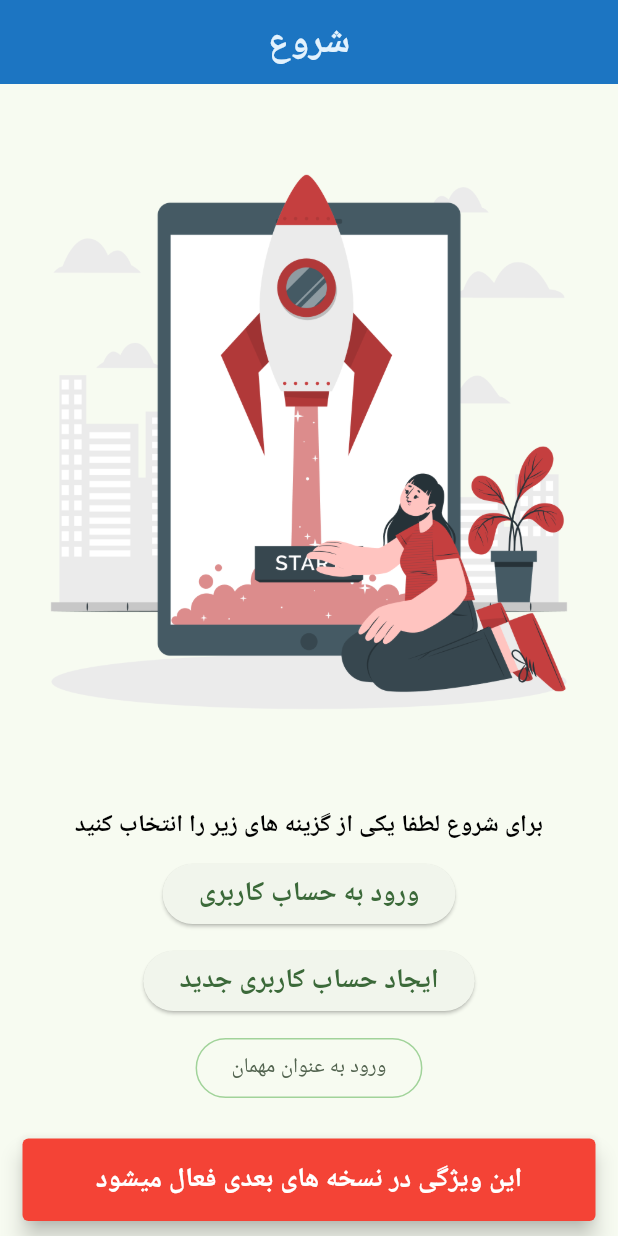
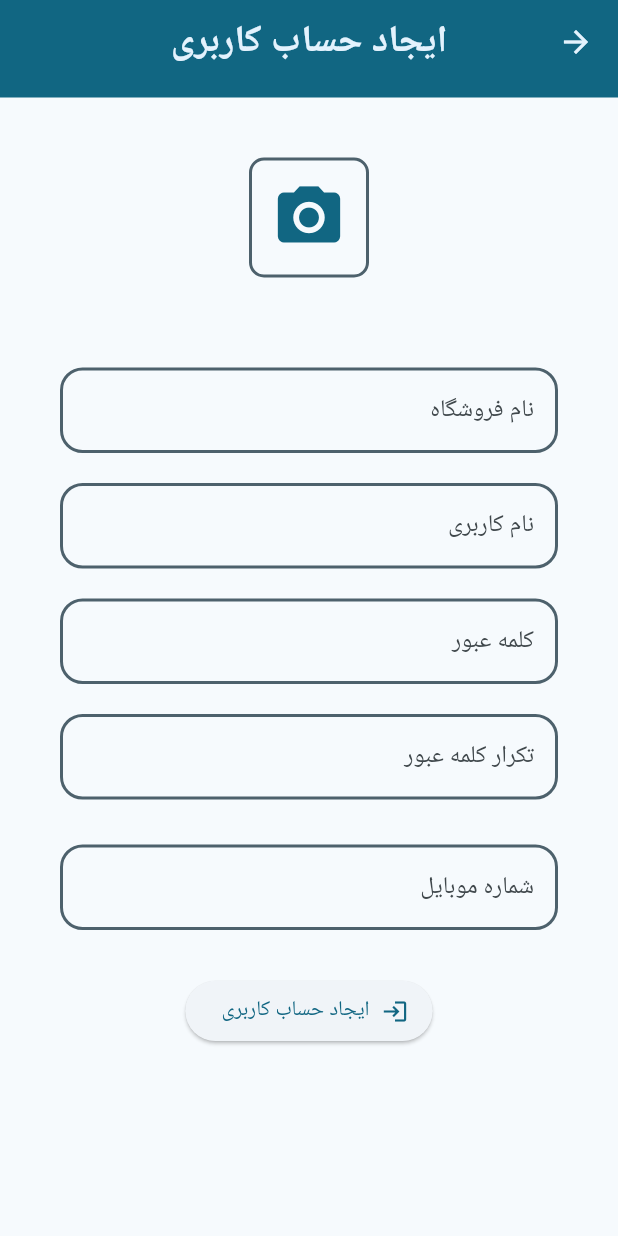
Before and after one commit to iam-hosseindarvishi/sell_pro, a Flutter app: the screen it shows after launch, after a tap on "ایجاد حساب کاربری جدید", on a phone screen of 412 x 824 dp. Run offline on Flutter 3.47's test engine with Material 3 defaults, Android fonts, the phone set to English and light mode, and no system bars.

Commit message:
feat: install image_picker , clean starter appbar

```diff
--- a/lib/main.dart
+++ b/lib/main.dart
@@ -31,7 +31,7 @@ class MyApp extends StatelessWidget {
         //
         // This works for code too, not just values: Most code changes can be
         // tested with just a hot reload.
-        colorScheme: ColorScheme.fromSeed(seedColor: Colors.green),
+        colorScheme: ColorScheme.fromSeed(seedColor: Colors.blueGrey),
         useMaterial3: true,
       ),
       home: const SplashScreenPage(),
--- /dev/null
+++ b/lib/src/features/auth/pages/register_page.dart
@@ -0,0 +1,135 @@
+import 'package:flutter/material.dart';
+import 'package:sell_pro/src/shared/widgets/start_app_bar.dart';
+
+import '../../../shared/widgets/app_text_field.dart';
+
+class RegisterPage extends StatelessWidget {
+  const RegisterPage({super.key});
+
+  @override
+  Widget build(BuildContext context) {
+    return SafeArea(
+      child: Directionality(
+          textDirection: TextDirection.rtl,
+          child: Scaffold(
+            appBar: StartAppBar(
+              title: "ایجاد حساب کاربری",
+            ),
+            body: Padding(
+              padding:
+                  const EdgeInsets.symmetric(vertical: 40.0, horizontal: 40.0),
+              child: SingleChildScrollView(
+                child: Column(children: [
+                  // iamge or logo picker
+                  InkWell(
+                    child: Container(
+                      width: 80.0,
+                      height: 80.0,
+                      decoration: BoxDecoration(
+                          borderRadius: BorderRadius.circular(10.0),
+                          border: Border.all(
+                              width: 2,
+                              color: Theme.of(context).colorScheme.secondary)),
+                      child: Center(
+                        child: Icon(
+                          size: 50.0,
+                          Icons.camera_alt,
+                          color: Theme.of(context).primaryColor,
+                        ),
+                      ),
+                    ),
+                    onTap: () {
+                      showDialog(
+                        context: context,
+                        builder: (context) {
+                          return Dialog(
+                            child: Padding(
+                              padding: const EdgeInsets.symmetric(
+                                  vertical: 10.0, horizontal: 10.0),
+                              child: Row(
+                                crossAxisAlignment: CrossAxisAlignment.center,
+                                mainAxisAlignment:
+                                    MainAxisAlignment.spaceAround,
+                                children: [
+                                  // import from gallery
+                                  InkWell(
+                                    child: Column(
+                                      mainAxisSize: MainAxisSize.min,
+                                      children: [
+                                        Icon(
+                                          size: 50.0,
+                                          Icons.photo_camera,
+                                          color: Theme.of(context).primaryColor,
+                                        ),
+                                        const Text("دوربین")
+                                      ],
+                                    ),
+                                  ),
+                                  // import from camera
+                                  InkWell(
+                                    child: Column(
+                                      mainAxisSize: MainAxisSize.min,
+                                      mainAxisAlignment:
+                                          MainAxisAlignment.spaceBetween,
+                                      children: [
+                                        Icon(
+                                          size: 50.0,
+                                          Icons.photo_library,
+                                          color: Theme.of(context).primaryColor,
+                                        ),
+                                        const Text("گالری")
+                                      ],
+                                    ),
+                                  ),
+                                ],
+                              ),
+                            ),
+                          );
+                        },
+                      );
+                    },
+                  ),
+                  const SizedBox(height: 60.0),
+                  // shop name field
+                  AppTextField(
+                      hintText: "نام فروشگاه",
+                      keyboardType: TextInputType.name),
+                  const SizedBox(height: 20.0),
+                  // user name field
+                  AppTextField(
+                      hintText: "نام کاربری", keyboardType: TextInputType.name),
+                  const SizedBox(height: 20.0),
+                  // password
+                  AppTextField(
+                    hintText: "کلمه عبور",
+                    keyboardType: TextInputType.visiblePassword,
+                    enableObscureText: true,
+                    enableAutoCorrect: false,
+                    enableSuggestions: false,
+                  ),
+                  const SizedBox(height: 20.0),
+                  // confirm password
+                  AppTextField(
+                    hintText: "تکرار کلمه عبور",
+                    keyboardType: TextInputType.visiblePassword,
+                    enableObscureText: true,
+                    enableAutoCorrect: false,
+                    enableSuggestions: false,
+                  ),
+                  const SizedBox(height: 30.0),
+                  AppTextField(
+                      hintText: "شماره موبایل",
+                      keyboardType: TextInputType.number),
+                  const SizedBox(height: 30.0),
+                  // buttons
+                  ElevatedButton.icon(
+                      onPressed: () {},
+                      icon: const Icon(Icons.login),
+                      label: const Text("ایجاد حساب کاربری")),
+                ]),
+              ),
+            ),
+          )),
+    );
+  }
+}
--- a/lib/src/features/splash/presentation/pages/splash_screen_page.dart
+++ b/lib/src/features/splash/presentation/pages/splash_screen_page.dart
@@ -1,6 +1,8 @@
 import 'package:flutter/material.dart';
 import 'package:sell_pro/src/core/styles/app_text_style.dart';
-import 'package:sell_pro/src/features/login/presentation/pages/login_page.dart';
+import 'package:sell_pro/src/features/auth/pages/login_page.dart';
+import 'package:sell_pro/src/features/auth/pages/register_page.dart';
+import 'package:sell_pro/src/shared/widgets/start_app_bar.dart';
 
 class SplashScreenPage extends StatelessWidget {
   const SplashScreenPage({super.key});
@@ -9,17 +11,9 @@ class SplashScreenPage extends StatelessWidget {
   Widget build(BuildContext context) {
     return SafeArea(
       child: Scaffold(
-        appBar: AppBar(
-          title: Text(
-            "شروع",
-            style: TextStyle(
-                fontWeight: FontWeight.bold,
-                color: Theme.of(context).secondaryHeaderColor,
-                fontSize: 25.0),
-          ),
-          centerTitle: true,
-          backgroundColor: Theme.of(context).primaryColorDark,
-          elevation: 5,
+        appBar: StartAppBar(
+          title: "شروع",
+          elevation: 1,
         ),
         body: Center(
           child: Padding(
@@ -58,18 +52,11 @@ class SplashScreenPage extends StatelessWidget {
                 ),
                 ElevatedButton(
                     onPressed: () {
-                      ScaffoldMessenger.of(context).showSnackBar(const SnackBar(
-                        backgroundColor: Colors.red,
-                        content: Center(
-                            child: Text(
-                          "این ویژگی در نسخه های بعدی فعال میشود",
-                          style: TextStyle(
-                              color: Colors.white,
-                              fontWeight: FontWeight.bold,
-                              fontSize: 18.00),
-                        )),
-                        behavior: SnackBarBehavior.floating,
-                      ));
+                      Navigator.push(
+                          context,
+                          MaterialPageRoute(
+                            builder: (context) => const RegisterPage(),
+                          ));
                     },
                     child: const Text(
                       "ایجاد حساب کاربری جدید",
--- /dev/null
+++ b/lib/src/shared/widgets/start_app_bar.dart
@@ -0,0 +1,37 @@
+import 'package:flutter/material.dart';
+
+// ignore: must_be_immutable
+class StartAppBar extends StatelessWidget implements PreferredSizeWidget {
+  final String title;
+  FontWeight? fontWeight;
+  double? fontSize;
+  double? elevation;
+  StartAppBar({
+    super.key,
+    required this.title,
+    this.fontWeight = FontWeight.bold,
+    this.fontSize = 25.00,
+    this.elevation = 5.00,
+  });
+
+  @override
+  Widget build(BuildContext context) {
+    return AppBar(
+      centerTitle: true,
+      backgroundColor: Theme.of(context).primaryColor,
+      title: Text(
+        title,
+        style: TextStyle(
+            fontWeight: fontWeight,
+            color: Theme.of(context).secondaryHeaderColor,
+            fontSize: fontSize!),
+      ),
+      elevation: elevation,
+      iconTheme: IconThemeData(color: Theme.of(context).secondaryHeaderColor),
+    );
+  }
+
+  @override
+  // TODO: implement preferredSize
+  Size get preferredSize => Size.fromHeight(65.0);
+}
--- a/pubspec.yaml
+++ b/pubspec.yaml
@@ -35,6 +35,8 @@ dependencies:
   # The following adds the Cupertino Icons font to your application.
   # Use with the CupertinoIcons class for iOS style icons.
   cupertino_icons: ^1.0.6
+  image_picker: ^1.1.1
+
 
 dev_dependencies:
   flutter_test:
```
Also changed, not shown: lib/src/features/auth/pages/login_page.dart (added, +64 -0 lines), lib/src/features/login/presentation/pages/login_page.dart (deleted, +0 -71 lines), pubspec.lock, 5 other files.
